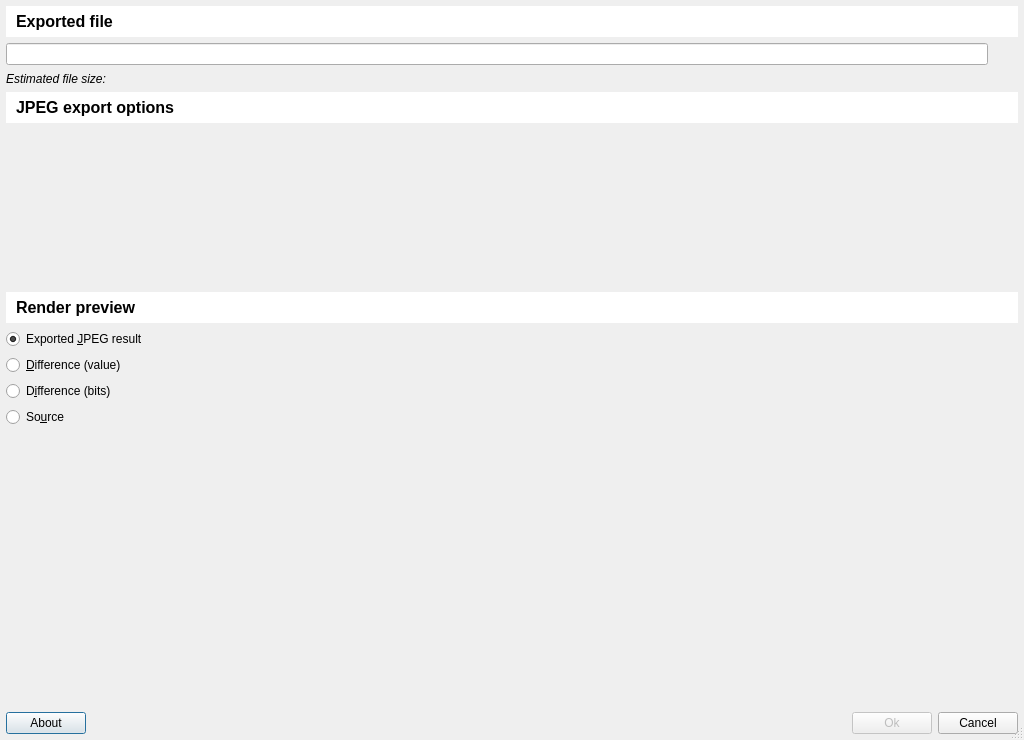
Before: the Qt Designer form jpegexport/jpegexport/je/resources/jemainwindow.ui in Grum999/JPEGExport, drawn with Qt 5.
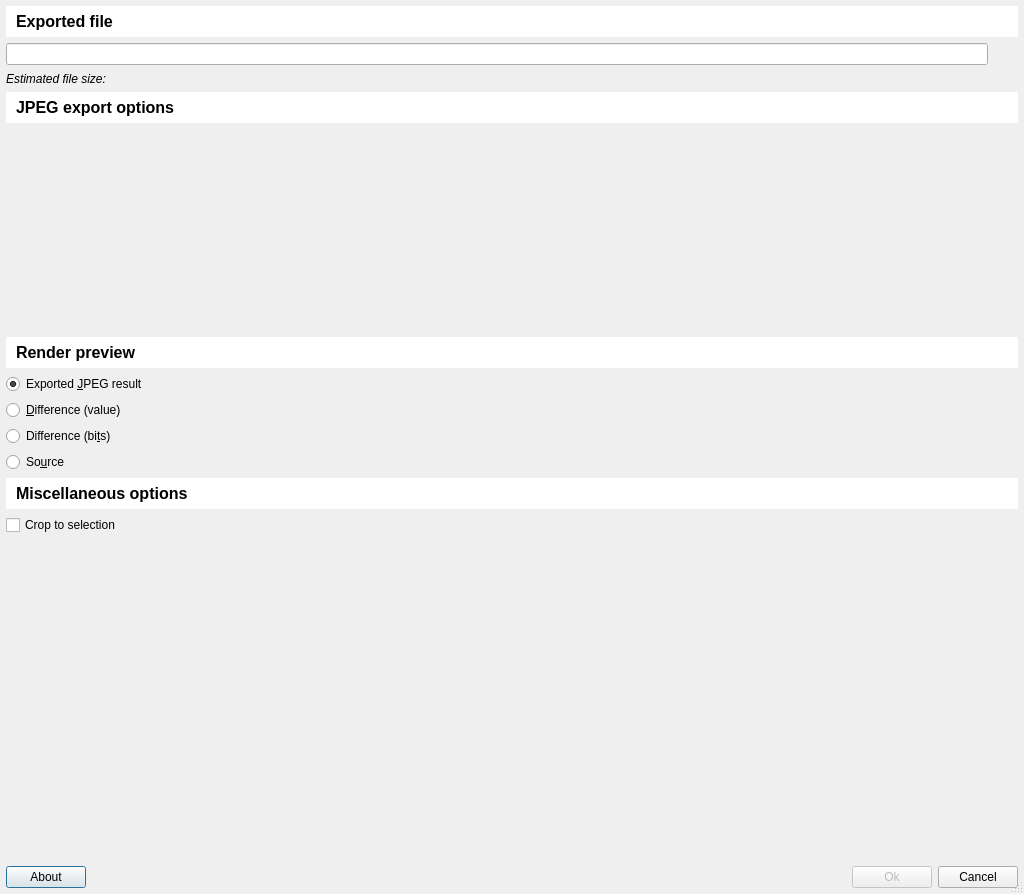
After: the same form once the commit is applied. Icons and pictures are not drawn. Custom widgets are drawn as their Qt base class.

Commit message:
Improvement - Crop to selection
. Add option to export current selection only

```diff
--- a/jpegexport/jpegexport/je/resources/jemainwindow.ui
+++ b/jpegexport/jpegexport/je/resources/jemainwindow.ui
@@ -7,7 +7,7 @@
     <x>0</x>
     <y>0</y>
     <width>1024</width>
-    <height>740</height>
+    <height>894</height>
    </rect>
   </property>
   <property name="windowTitle">
@@ -198,7 +198,7 @@
       <string>&lt;html&gt;&lt;head/&gt;&lt;body&gt;&lt;p&gt;Rendered preview is the difference between final JPEG export and original source.&lt;/p&gt;&lt;p&gt;What you see is difference at bit level from original source and final JPEG export:&lt;/p&gt;&lt;p&gt;- Darker pixels means low difference&lt;/p&gt;&lt;p&gt;- Lighter pixels means high difference&lt;/p&gt;&lt;p&gt;&lt;br/&gt;&lt;/p&gt;&lt;/body&gt;&lt;/html&gt;</string>
      </property>
      <property name="text">
-      <string>D&amp;ifference (bits)</string>
+      <string>Difference (bi&amp;ts)</string>
      </property>
      <attribute name="buttonGroup">
       <string notr="true">buttonGroup</string>
@@ -218,6 +218,33 @@
      </attribute>
     </widget>
    </item>
+   <item>
+    <widget class="QLabel" name="label_4">
+     <property name="font">
+      <font>
+       <pointsize>12</pointsize>
+       <weight>75</weight>
+       <bold>true</bold>
+      </font>
+     </property>
+     <property name="styleSheet">
+      <string notr="true">background-color: palette(light);padding: 6;</string>
+     </property>
+     <property name="text">
+      <string>Miscellaneous options</string>
+     </property>
+    </widget>
+   </item>
+   <item>
+    <widget class="QCheckBox" name="cbCropToSelection">
+     <property name="toolTip">
+      <string>&lt;html&gt;&lt;head/&gt;&lt;body&gt;&lt;p&gt;Crop exported JPEG document to &lt;span style=&quot; font-style:italic;&quot;&gt;bounds &lt;/span&gt;defined from current selection defined on source document (if any).&lt;br/&gt;&lt;/p&gt;&lt;/body&gt;&lt;/html&gt;</string>
+     </property>
+     <property name="text">
+      <string>Crop to selection</string>
+     </property>
+    </widget>
+   </item>
    <item>
     <spacer name="verticalSpacer">
      <property name="orientation">
```
The commit also changes 1 other file.
